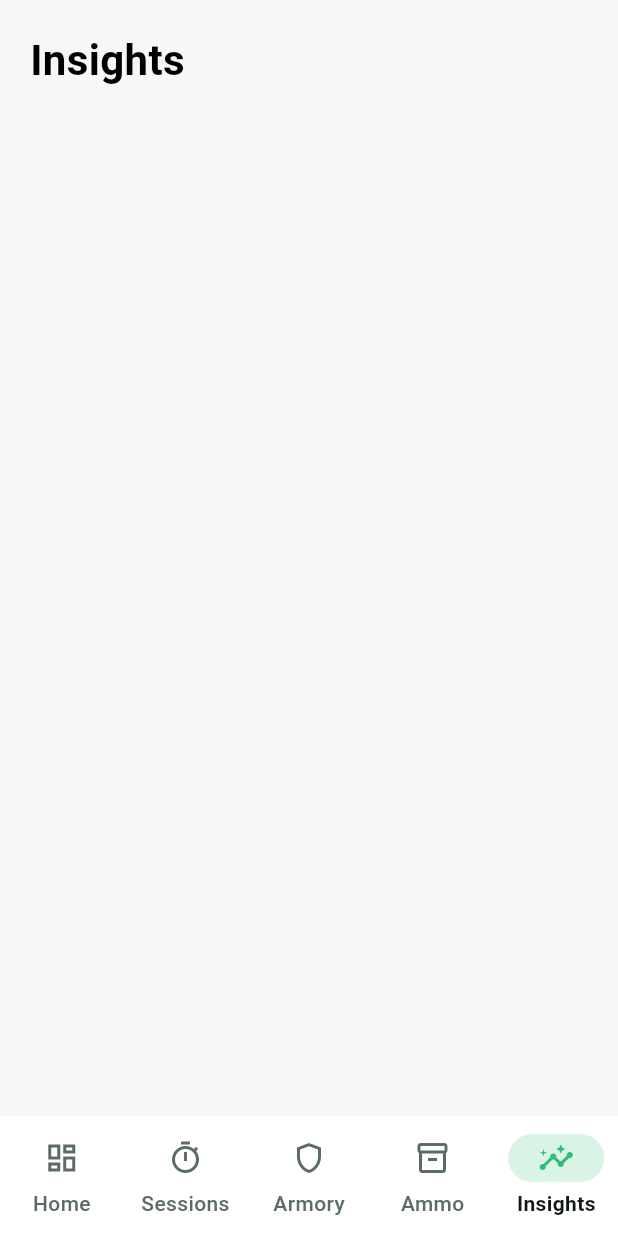
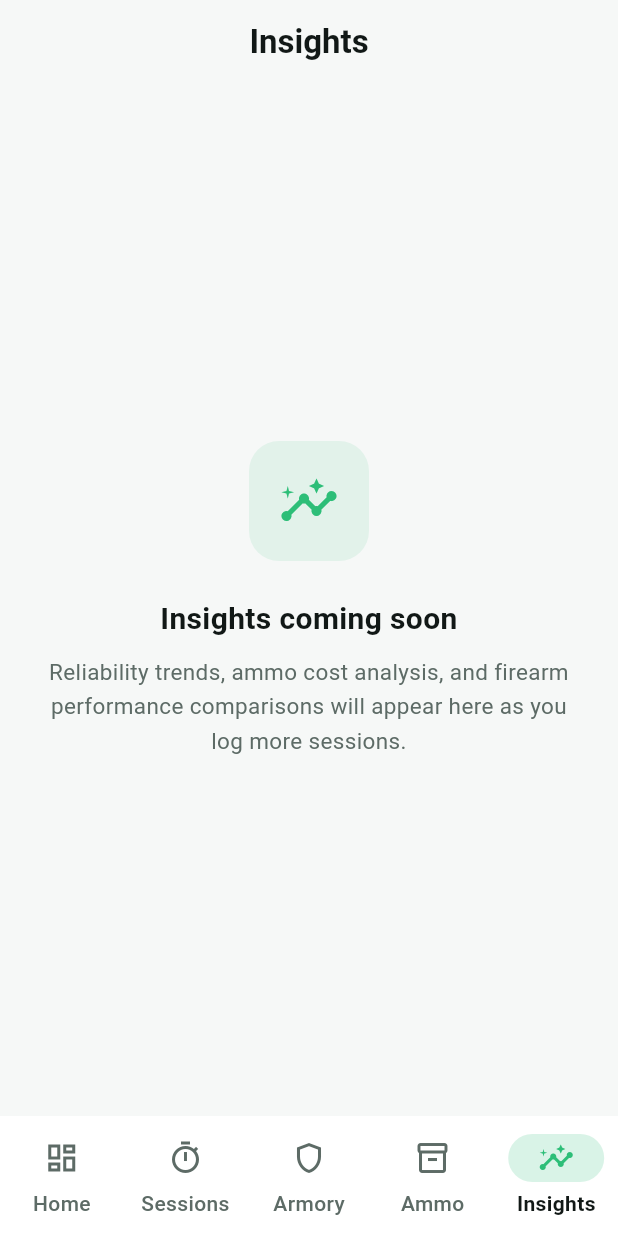
Before and after one commit to ASchaffer8770/roundcount-flutter, a Flutter app: the InsightsScreen screen opened by its route, on a phone screen of 412 x 824 dp. Run offline on Flutter 3.47's test engine with Material 3 defaults, Android fonts, the phone set to English and light mode, and no system bars; our stand-ins replace drift, flutter_riverpod, go_router, shared_preferences; accounts and stored records are empty; generated files the repository leaves out were written again.

Commit message:
Polish app UX and trust pass

```diff
--- a/lib/app/theme.dart
+++ b/lib/app/theme.dart
@@ -63,7 +63,7 @@ class RoundCountTheme {
         backgroundColor: lightBackground,
         foregroundColor: lightTextPrimary,
         elevation: 0,
-        centerTitle: false,
+        centerTitle: true,
       ),
       cardTheme: CardThemeData(
         color: lightSurface,
@@ -138,7 +138,7 @@ class RoundCountTheme {
         backgroundColor: background,
         foregroundColor: textPrimary,
         elevation: 0,
-        centerTitle: false,
+        centerTitle: true,
       ),
       cardTheme: CardThemeData(
         color: surface,
--- a/lib/features/ammo/presentation/add_ammo_screen.dart
+++ b/lib/features/ammo/presentation/add_ammo_screen.dart
@@ -44,6 +44,7 @@ class _AddAmmoScreenState extends ConsumerState<AddAmmoScreen> {
   }
 
   Future<void> _save() async {
+    FocusScope.of(context).unfocus();
     if (!_formKey.currentState!.validate()) return;
     setState(() => _saving = true);
     try {
--- a/lib/features/ammo/presentation/edit_ammo_screen.dart
+++ b/lib/features/ammo/presentation/edit_ammo_screen.dart
@@ -72,6 +72,7 @@ class _EditAmmoScreenState extends ConsumerState<EditAmmoScreen> {
   }
 
   Future<void> _save() async {
+    FocusScope.of(context).unfocus();
     if (!_formKey.currentState!.validate()) return;
     setState(() => _saving = true);
     try {
--- a/lib/features/firearms/presentation/add_firearm_screen.dart
+++ b/lib/features/firearms/presentation/add_firearm_screen.dart
@@ -41,6 +41,7 @@ class _AddFirearmScreenState extends ConsumerState<AddFirearmScreen> {
   }
 
   Future<void> _save() async {
+    FocusScope.of(context).unfocus();
     if (!_formKey.currentState!.validate()) return;
     setState(() => _saving = true);
     try {
--- a/lib/features/firearms/presentation/edit_firearm_screen.dart
+++ b/lib/features/firearms/presentation/edit_firearm_screen.dart
@@ -65,6 +65,7 @@ class _EditFirearmScreenState extends ConsumerState<EditFirearmScreen> {
   }
 
   Future<void> _save() async {
+    FocusScope.of(context).unfocus();
     if (!_formKey.currentState!.validate()) return;
     setState(() => _saving = true);
     try {
--- a/lib/features/insights/presentation/insights_screen.dart
+++ b/lib/features/insights/presentation/insights_screen.dart
@@ -1,17 +1,61 @@
 import 'package:flutter/material.dart';
+
+import '../../../app/theme.dart';
 
 class InsightsScreen extends StatelessWidget {
   const InsightsScreen({super.key});
 
   @override
   Widget build(BuildContext context) {
-    return const Scaffold(
+    return Scaffold(
+      appBar: AppBar(
+        title: const Text(
+          'Insights',
+          style: TextStyle(fontWeight: FontWeight.bold),
+        ),
+      ),
       body: SafeArea(
-        child: Padding(
-          padding: EdgeInsets.all(20),
-          child: Text(
-            'Insights',
-            style: TextStyle(fontSize: 28, fontWeight: FontWeight.bold),
+        child: Center(
+          child: Padding(
+            padding: const EdgeInsets.symmetric(horizontal: 32),
+            child: Column(
+              mainAxisSize: MainAxisSize.min,
+              children: [
+                Container(
+                  width: 80,
+                  height: 80,
+                  decoration: BoxDecoration(
+                    color: RoundCountTheme.accent.withValues(alpha: 0.1),
+                    borderRadius: BorderRadius.circular(20),
+                  ),
+                  child: const Icon(
+                    Icons.insights_outlined,
+                    size: 40,
+                    color: RoundCountTheme.accent,
+                  ),
+                ),
+                const SizedBox(height: 24),
+                Text(
+                  'Insights coming soon',
+                  style: TextStyle(
+                    fontSize: 20,
+                    fontWeight: FontWeight.w600,
+                    color: RoundCountTheme.textPrimaryFor(context),
+                  ),
+                  textAlign: TextAlign.center,
+                ),
+                const SizedBox(height: 10),
+                Text(
+                  'Reliability trends, ammo cost analysis, and firearm performance comparisons will appear here as you log more sessions.',
+                  style: TextStyle(
+                    fontSize: 15,
+                    color: RoundCountTheme.textSecondaryFor(context),
+                    height: 1.5,
+                  ),
+                  textAlign: TextAlign.center,
+                ),
+              ],
+            ),
           ),
         ),
       ),
--- a/lib/features/sessions/presentation/session_detail_screen.dart
+++ b/lib/features/sessions/presentation/session_detail_screen.dart
@@ -935,6 +935,8 @@ class _RunCard extends StatelessWidget {
                     children: [
                       Text(
                         firearmLabel,
+                        maxLines: 1,
+                        overflow: TextOverflow.ellipsis,
                         style: TextStyle(
                           fontSize: 15,
                           fontWeight: FontWeight.w600,
@@ -944,6 +946,8 @@ class _RunCard extends StatelessWidget {
                       if (ammoLabel != null)
                         Text(
                           ammoLabel,
+                          maxLines: 1,
+                          overflow: TextOverflow.ellipsis,
                           style: TextStyle(
                             fontSize: 12,
                             color: RoundCountTheme.textSecondaryFor(context),
--- a/lib/features/sessions/presentation/sessions_screen.dart
+++ b/lib/features/sessions/presentation/sessions_screen.dart
@@ -324,7 +324,7 @@ class _StatusChip extends StatelessWidget {
         ),
       ),
       child: Text(
-        isActive ? 'Active' : 'Done',
+        isActive ? 'Active' : 'Completed',
         style: TextStyle(
           fontSize: 11,
           fontWeight: FontWeight.w700,
```
Also changed, not shown: lib/features/ammo/presentation/ammo_screen.dart (+46 -12 lines), lib/features/firearms/presentation/firearms_screen.dart (+46 -12 lines), 1 other file.
